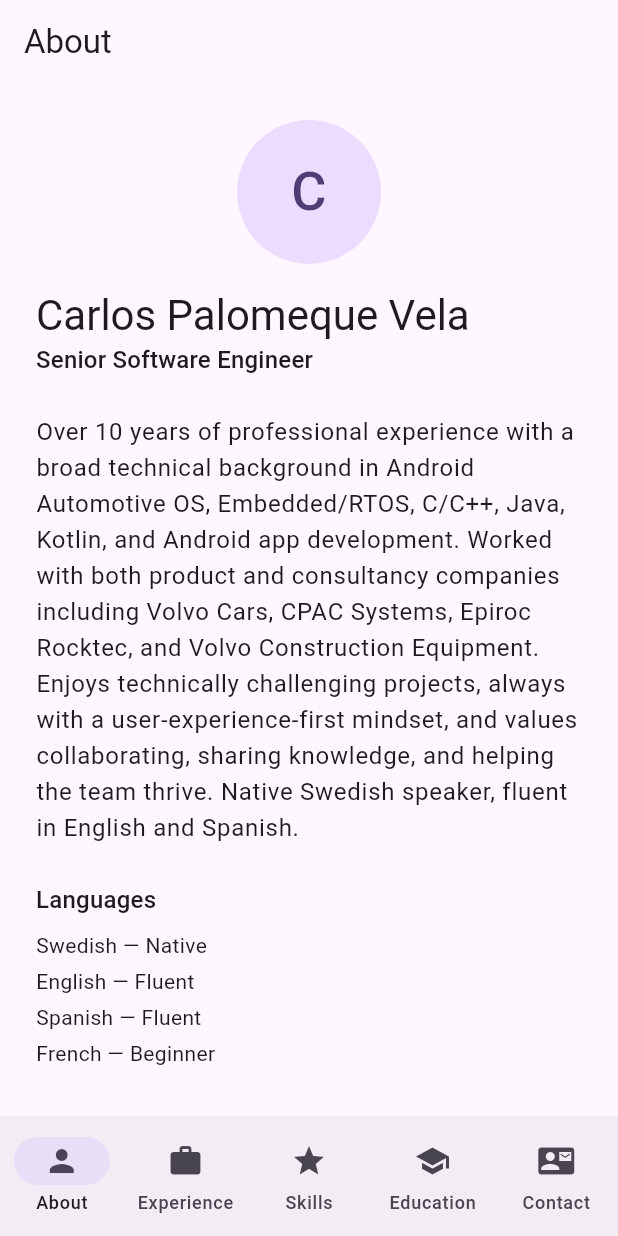
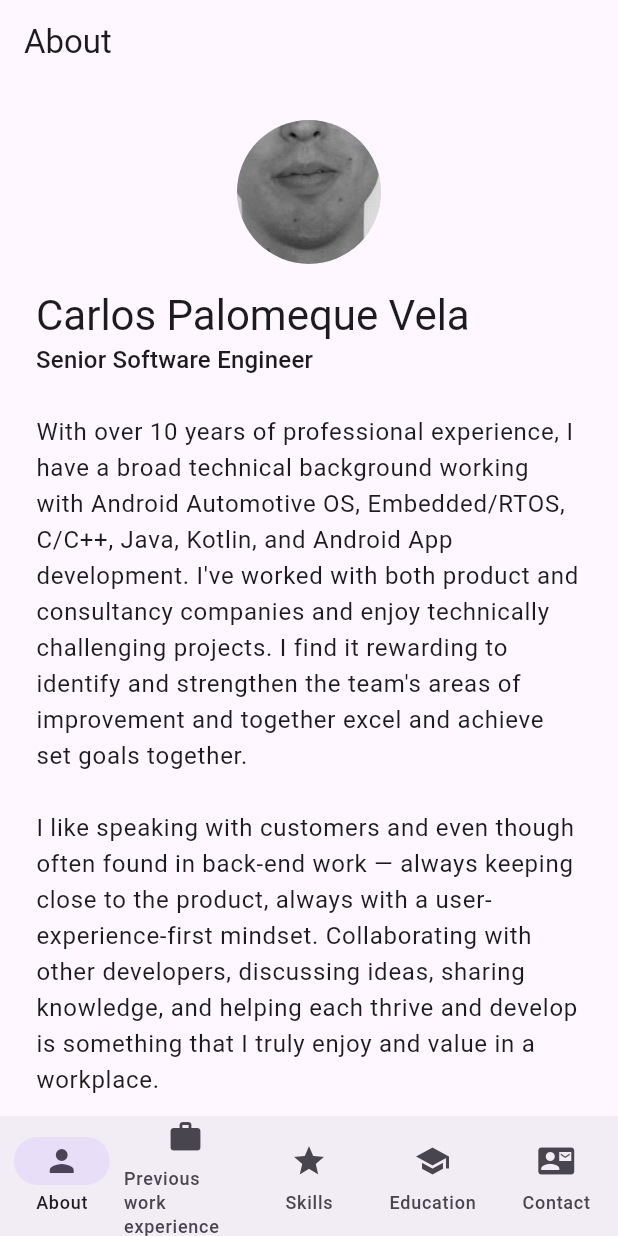
Before and after one commit to cavepv/flutterCV, a Flutter app: the screen it shows after launch, on a phone screen of 412 x 824 dp. Run offline on Flutter 3.47's test engine with Material 3 defaults, Android fonts, the phone set to English and light mode, and no system bars.

Commit message:
feat(cv_app): add profile photo to About screen
Extract profile photo from CV PDF (pdfimages) into
cv_app/assets/images/profile.jpg, wire it into the About screen's
CircleAvatar via AssetImage, and register the asset in pubspec.yaml.

Also fixes test/main_test.dart to match the "Previous work experience"
nav label (previously "Experience").

Co-authored-by: Copilot <223556219+Copilot@users.noreply.github.com>

```diff
--- a/cv_app/lib/cv_data.dart
+++ b/cv_app/lib/cv_data.dart
@@ -42,14 +42,32 @@ class CvData {
   static const String name = 'Carlos Palomeque Vela';
   static const String tagline = 'Senior Software Engineer';
   static const String about =
-      'Over 10 years of professional experience with a broad technical '
-      'background in Android Automotive OS, Embedded/RTOS, C/C++, Java, '
-      'Kotlin, and Android app development. Worked with both product and '
-      'consultancy companies including Volvo Cars, CPAC Systems, Epiroc '
-      'Rocktec, and Volvo Construction Equipment. Enjoys technically '
-      'challenging projects, always with a user-experience-first mindset, '
-      'and values collaborating, sharing knowledge, and helping the team '
-      'thrive. Native Swedish speaker, fluent in English and Spanish.';
+      'With over 10 years of professional experience, I have a broad technical '
+      'background working with Android Automotive OS, Embedded/RTOS, C/C++, Java, '
+      'Kotlin, and Android App development. I\'ve worked with both product and '
+      'consultancy companies and enjoy technically challenging projects. I find it '
+      'rewarding to identify and strengthen the team\'s areas of improvement and '
+      'together excel and achieve set goals together.\n\n'
+      'I like speaking with customers and even though often found in back-end work — '
+      'always keeping close to the product, always with a user-experience-first '
+      'mindset. Collaborating with other developers, discussing ideas, sharing '
+      'knowledge, and helping each thrive and develop is something that I truly '
+      'enjoy and value in a workplace.\n\n'
+      'I\'m born and raised in Sweden — native Swedish speaker, but also fluent in '
+      'English and Spanish. I\'ve had the pleasure to work with prestigious companies '
+      'such as Volvo Cars, CPAC Systems, Epiroc Rocktec Division, and Volvo '
+      'Construction Equipment, where I\'ve developed my skills in Java, Kotlin, C++, '
+      'Python, AOSP/Android Automotive OS, and Real-time/event driven operating '
+      'systems (RTOS) among others.\n\n'
+      'With much curiosity I consider myself a native LLM/AI user and have adopted '
+      'and come to love specification and test-driven development (OpenSpec and '
+      'Caveman framework) through LLM usage. Current harnesses of choice are '
+      'CoPilot CLI and PI/Caveman-code. I\'m constantly exploring and testing the '
+      'field of AI and how to best use these tools as a signal amplifier/leverage my '
+      'years of software development experience. Well aware of the non-deterministic '
+      'nature of LLMs vs. traditional compilers, but given clear intent, '
+      'requirements, fixed set of goals, years of experience as context, the output '
+      'result will amplify this.';
 
   static const String email = 'carlos.palomeque.vela@gmail.com';
   static const String phone = '+46 76 868 92 99';
--- a/cv_app/lib/main.dart
+++ b/cv_app/lib/main.dart
@@ -41,7 +41,7 @@ class _HomePageState extends State<HomePage> {
     ContactScreen(),
   ];
 
-  static const _titles = ['About', 'Experience', 'Skills', 'Education', 'Contact'];
+  static const _titles = ['About', 'Previous work experience', 'Skills', 'Education', 'Contact'];
 
   @override
   Widget build(BuildContext context) {
@@ -53,7 +53,7 @@ class _HomePageState extends State<HomePage> {
         onDestinationSelected: (i) => setState(() => _index = i),
         destinations: const [
           NavigationDestination(icon: Icon(Icons.person), label: 'About'),
-          NavigationDestination(icon: Icon(Icons.work), label: 'Experience'),
+          NavigationDestination(icon: Icon(Icons.work), label: 'Previous work experience'),
           NavigationDestination(icon: Icon(Icons.star), label: 'Skills'),
           NavigationDestination(icon: Icon(Icons.school), label: 'Education'),
           NavigationDestination(icon: Icon(Icons.contact_mail), label: 'Contact'),
--- a/cv_app/lib/screens.dart
+++ b/cv_app/lib/screens.dart
@@ -17,10 +17,7 @@ class AboutScreen extends StatelessWidget {
       children: [
         CircleAvatar(
           radius: 48,
-          child: Text(
-            CvData.name.substring(0, 1),
-            style: const TextStyle(fontSize: 36),
-          ),
+          backgroundImage: const AssetImage('assets/images/profile.jpg'),
         ),
         const SizedBox(height: 16),
         Text(CvData.name, style: Theme.of(context).textTheme.headlineMedium),
--- a/cv_app/pubspec.yaml
+++ b/cv_app/pubspec.yaml
@@ -58,6 +58,9 @@ flutter:
   # the material Icons class.
   uses-material-design: true
 
+  assets:
+    - assets/images/profile.jpg
+
   # To add assets to your application, add an assets section, like this:
   # assets:
   #   - images/a_dot_burr.jpeg
```
Also changed, not shown: cv_app/assets/images/profile.jpg (added), 1 other file.
